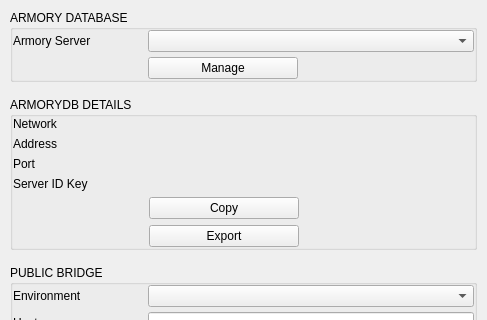
This is BlockSettleUILib/Settings/NetworkSettingsPage.ui in BlockSettle/terminal as Qt 5 draws it before an edit; both pictures show x 0 to 487 and y 0 to 320 of the 487 by 551 pixel window. The edited form follows.
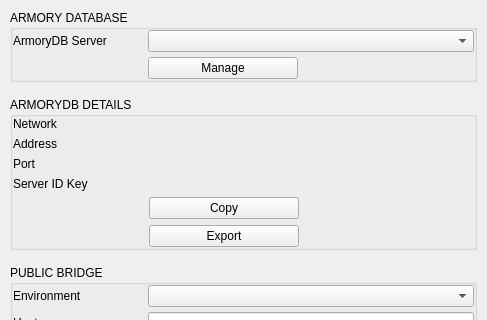
This is the edited form.

The edit to the form file:
```diff
--- a/BlockSettleUILib/Settings/NetworkSettingsPage.ui
+++ b/BlockSettleUILib/Settings/NetworkSettingsPage.ui
@@ -101,7 +101,7 @@
             </size>
            </property>
            <property name="text">
-            <string>Armory Server</string>
+            <string>ArmoryDB Server</string>
            </property>
            <property name="wordWrap">
             <bool>true</bool>
```
